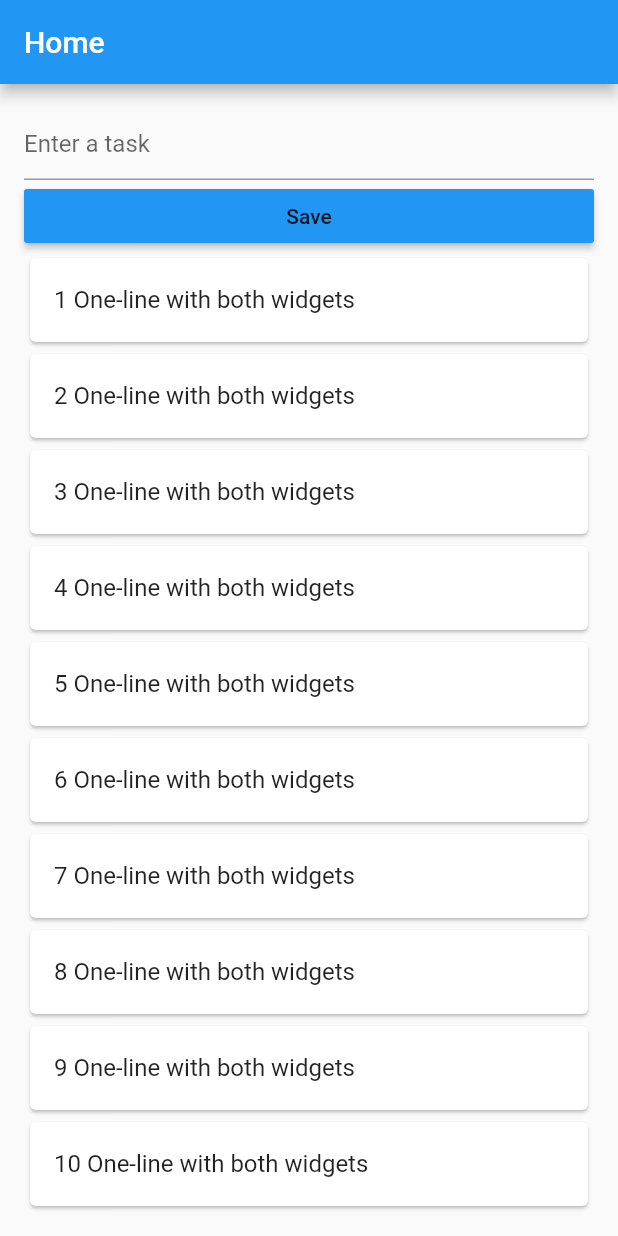
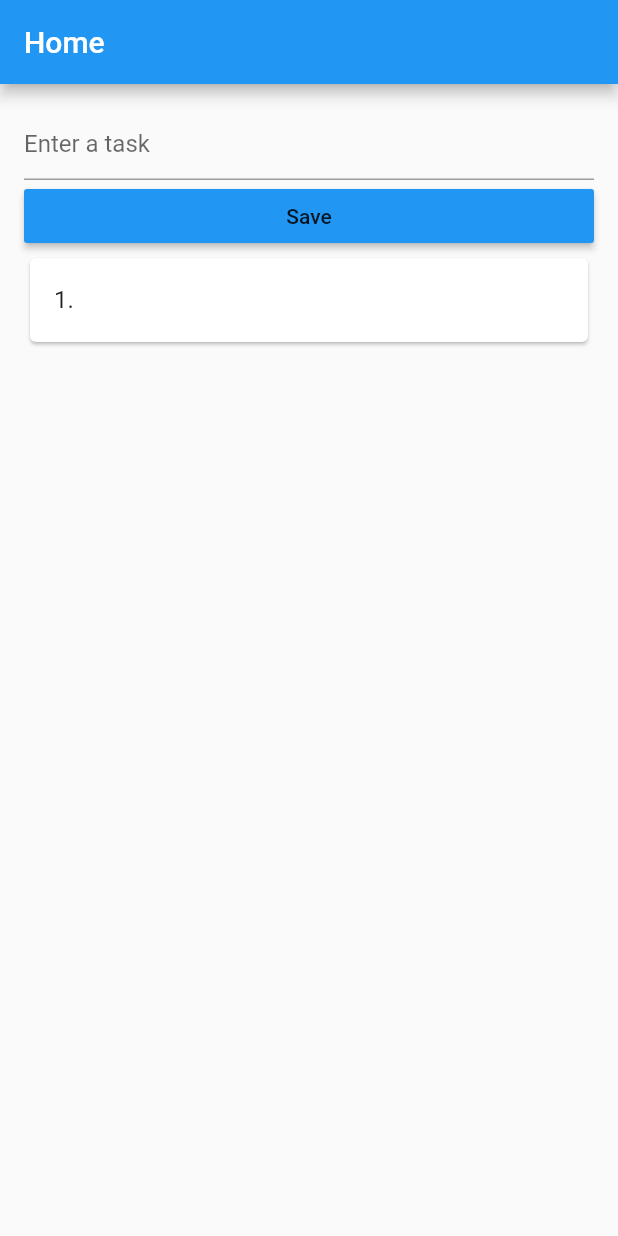
Before and after one commit to Tedev555/flutter_sample_todo, a Flutter app: the screen it shows after launch, after a tap on "Save", on a phone screen of 412 x 824 dp. Run offline on Flutter 3.47's test engine with Material 2 defaults, Android fonts, the phone set to English and light mode, and no system bars.

Commit message:
Add a task to todoList

```diff
--- a/lib/pages/home.dart
+++ b/lib/pages/home.dart
@@ -8,16 +8,13 @@ class MyHomePage extends StatefulWidget {
 }
 
 class _MyHomePageState extends State<MyHomePage> {
+  int _userId = 01;
   List<Todo> _todoList = List();
+  TextEditingController _taskEdtCtrl = TextEditingController();
 
   @override
   void initState() {
     super.initState();
-    for (int i = 0; i < 10; i++) {
-      final todo =
-          Todo(userId: 01, id: i, title: 'sample task $i', completed: false);
-      _todoList.add(todo);
-    }
   }
 
   @override
@@ -31,11 +28,24 @@ class _MyHomePageState extends State<MyHomePage> {
         child: ListView(
           children: [
             TextField(
+              controller: _taskEdtCtrl,
               decoration: InputDecoration(hintText: 'Enter a task'),
             ),
             RaisedButton(
-              color: Theme.of(context).accentColor,
-              onPressed: () {},
+              color: Theme
+                  .of(context)
+                  .accentColor,
+              onPressed: () {
+                //Todo: add task to todoList
+                final todo = Todo(
+                    userId: _userId,
+                    id: _todoList.length,
+                    title: _taskEdtCtrl.value.text,
+                    completed: false);
+                setState(() {
+                  _todoList.add(todo);
+                });
+              },
               child: Text(
                 'Save',
               ),
@@ -54,10 +64,12 @@ class _MyHomePageState extends State<MyHomePage> {
   }
 
   Widget _buildTodoItem(int index) {
+    final todo = _todoList[index];
+
     return Card(
       child: ListTile(
         // leading: FlutterLoFlutterLogogo(),
-        title: Text('${++index} One-line with both widgets'),
+        title: Text('${++index}. ${todo.title}'),
         // trailing: Icon(Icons.more_vert),
       ),
     );
```
